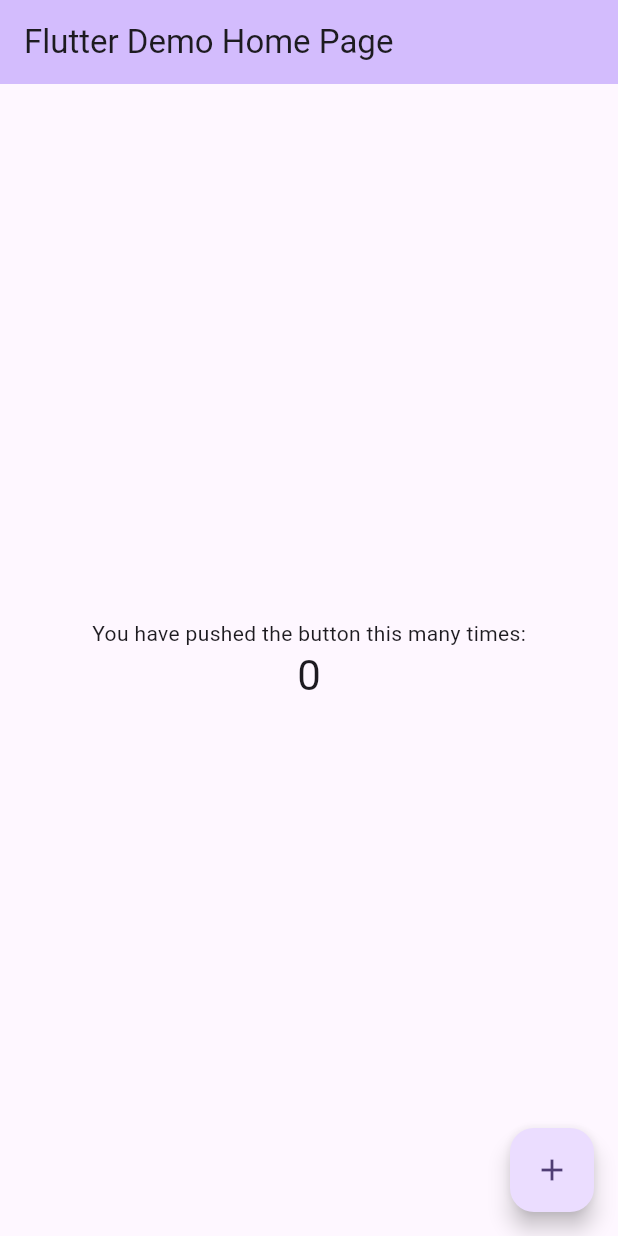
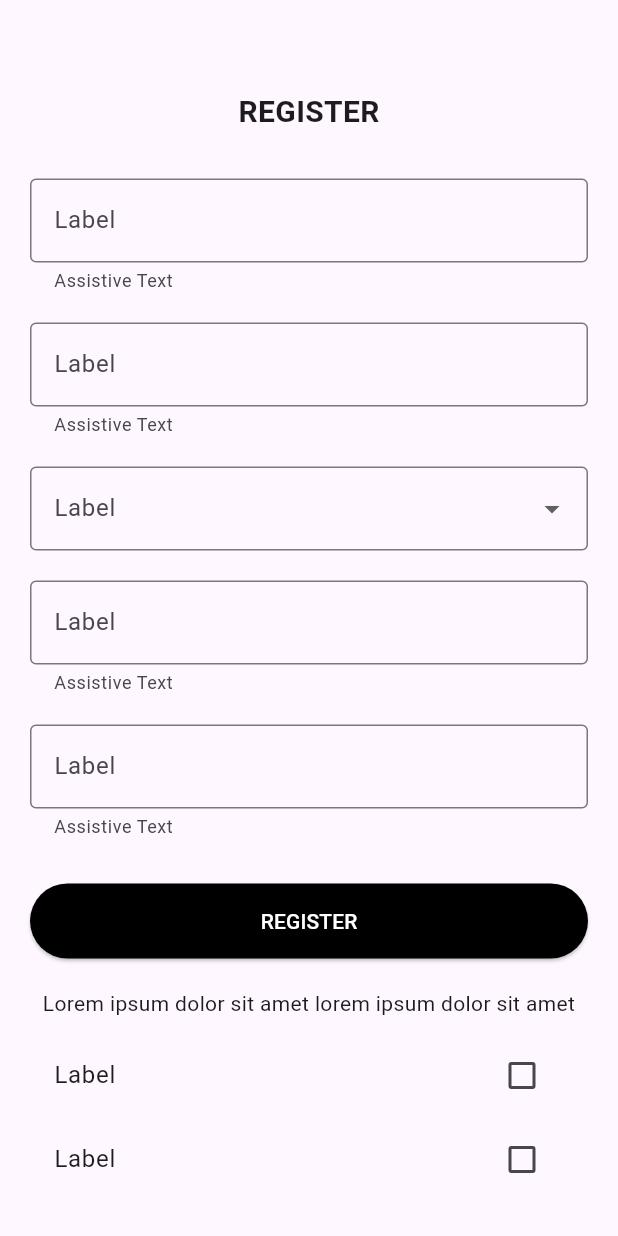
Before and after one commit to G-33-movile-applications/flutter, a Flutter app: the screen it shows after launch, on a phone screen of 412 x 824 dp. Run offline on Flutter 3.47's test engine with Material 3 defaults, Android fonts, the phone set to English and light mode, and no system bars.

Commit message:
Register sin color

```diff
--- a/mymeds/lib/main.dart
+++ b/mymeds/lib/main.dart
@@ -1,4 +1,5 @@
 import 'package:flutter/material.dart';
+import 'register.dart';
 
 void main() {
   runApp(const MyApp());
@@ -30,7 +31,7 @@ class MyApp extends StatelessWidget {
         // tested with just a hot reload.
         colorScheme: ColorScheme.fromSeed(seedColor: Colors.deepPurple),
       ),
-      home: const MyHomePage(title: 'Flutter Demo Home Page'),
+      home: const RegisterPage(),
     );
   }
 }
--- /dev/null
+++ b/mymeds/lib/register.dart
@@ -0,0 +1,149 @@
+import 'package:flutter/material.dart';
+
+class RegisterPage extends StatefulWidget {
+  const RegisterPage({super.key});
+
+  @override
+  State<RegisterPage> createState() => _RegisterPageState();
+}
+
+class _RegisterPageState extends State<RegisterPage> {
+  final TextEditingController nameController = TextEditingController();
+  final TextEditingController emailController = TextEditingController();
+  final TextEditingController passwordController = TextEditingController();
+
+  String? selectedOption;
+  bool check1 = false;
+  bool check2 = false;
+
+  @override
+  Widget build(BuildContext context) {
+    return Scaffold(
+      body: SingleChildScrollView( // para evitar overflow en pantallas pequeñas
+        padding: const EdgeInsets.all(20),
+        child: Column(
+          crossAxisAlignment: CrossAxisAlignment.center,
+          children: [
+            const SizedBox(height: 40),
+            const Text(
+              "REGISTER",
+              style: TextStyle(fontSize: 20, fontWeight: FontWeight.bold),
+            ),
+            const SizedBox(height: 30),
+
+            // Campo 1
+            TextField(
+              controller: nameController,
+              decoration: const InputDecoration(
+                labelText: "Label",
+                helperText: "Assistive Text",
+                border: OutlineInputBorder(),
+              ),
+            ),
+            const SizedBox(height: 20),
+
+            // Campo 2
+            TextField(
+              controller: emailController,
+              decoration: const InputDecoration(
+                labelText: "Label",
+                helperText: "Assistive Text",
+                border: OutlineInputBorder(),
+              ),
+            ),
+            const SizedBox(height: 20),
+
+            // Dropdown
+            DropdownButtonFormField<String>(
+              initialValue: selectedOption,
+              items: ["Opción 1", "Opción 2", "Opción 3"]
+                  .map((opt) => DropdownMenuItem(
+                        value: opt,
+                        child: Text(opt),
+                      ))
+                  .toList(),
+              onChanged: (value) {
+                setState(() {
+                  selectedOption = value;
+                });
+              },
+              decoration: const InputDecoration(
+                labelText: "Label",
+                border: OutlineInputBorder(),
+              ),
+            ),
+            const SizedBox(height: 20),
+
+            // Campo 3
+            TextField(
+              controller: passwordController,
+              decoration: const InputDecoration(
+                labelText: "Label",
+                helperText: "Assistive Text",
+                border: OutlineInputBorder(),
+              ),
+              obscureText: true,
+            ),
+            const SizedBox(height: 20),
+
+            // Campo 4
+            TextField(
+              decoration: const InputDecoration(
+                labelText: "Label",
+                helperText: "Assistive Text",
+                border: OutlineInputBorder(),
+              ),
+            ),
+            const SizedBox(height: 30),
+
+            // Botón
+            SizedBox(
+              width: double.infinity,
+              child: ElevatedButton(
+                onPressed: () {
+                  // lógica de registro aquí
+                },
+                style: ElevatedButton.styleFrom(
+                  padding: const EdgeInsets.symmetric(vertical: 15),
+                  backgroundColor: Colors.black,
+                ),
+                child: const Text(
+                  "REGISTER",
+                  style: TextStyle(color: Colors.white),
+                ),
+              ),
+            ),
+            const SizedBox(height: 20),
+
+            // Texto informativo
+            const Text(
+              "Lorem ipsum dolor sit amet lorem ipsum dolor sit amet",
+              textAlign: TextAlign.center,
+            ),
+            const SizedBox(height: 10),
+
+            // Checkboxes
+            CheckboxListTile(
+              title: const Text("Label"),
+              value: check1,
+              onChanged: (val) {
+                setState(() {
+                  check1 = val ?? false;
+                });
+              },
+            ),
+            CheckboxListTile(
+              title: const Text("Label"),
+              value: check2,
+              onChanged: (val) {
+                setState(() {
+                  check2 = val ?? false;
+                });
+              },
+            ),
+          ],
+        ),
+      ),
+    );
+  }
+}
```
